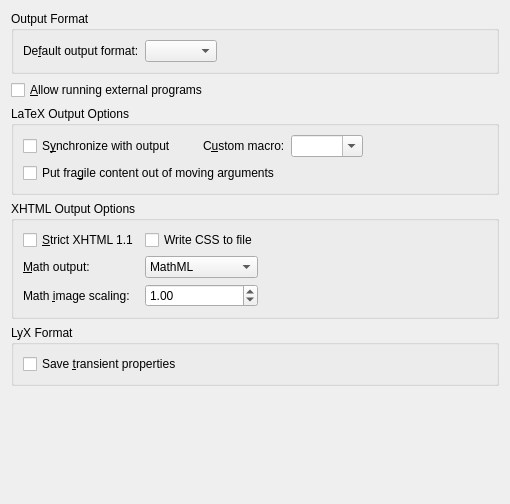
The window that src/frontends/qt/ui/OutputUi.ui (cburschka/lyx) describes before a commit, drawn with Qt 5.
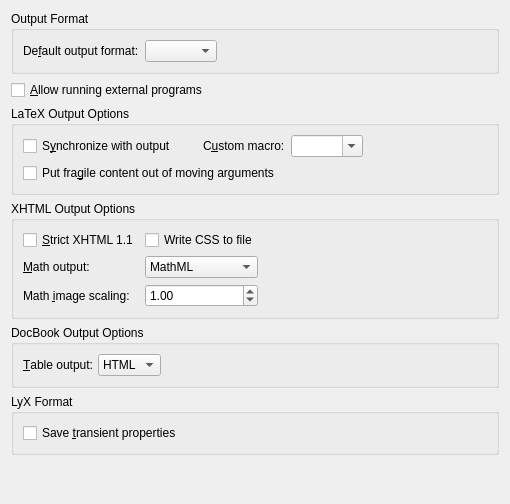
The same window after the commit.

Commit message: Add support for CALS tables in DocBook.

Patch:
```diff
--- a/src/frontends/qt/ui/OutputUi.ui
+++ b/src/frontends/qt/ui/OutputUi.ui
@@ -14,6 +14,95 @@
    <string>Form</string>
   </property>
   <layout class="QGridLayout" name="gridLayout_2">
+   <item row="4" column="0">
+    <widget class="QGroupBox" name="docbookGB">
+     <property name="title">
+      <string>DocBook Output Options</string>
+     </property>
+     <property name="flat">
+      <bool>true</bool>
+     </property>
+     <layout class="QGridLayout" name="outDBGridLayout">
+      <item row="0" column="0">
+       <widget class="QLabel" name="tableoutLA">
+        <property name="font">
+         <font>
+          <weight>50</weight>
+          <bold>false</bold>
+         </font>
+        </property>
+        <property name="text">
+         <string>&amp;Table output:</string>
+        </property>
+        <property name="buddy">
+         <cstring>tableoutCB</cstring>
+        </property>
+       </widget>
+      </item>
+      <item row="0" column="1">
+       <widget class="QComboBox" name="tableoutCB">
+        <property name="font">
+         <font>
+          <weight>50</weight>
+          <bold>false</bold>
+         </font>
+        </property>
+        <property name="toolTip">
+         <string>Format to use for math output.</string>
+        </property>
+        <item>
+         <property name="text">
+          <string>HTML</string>
+         </property>
+        </item>
+        <item>
+         <property name="text">
+          <string>CALS</string>
+         </property>
+        </item>
+       </widget>
+      </item>
+      <item row="0" column="2">
+       <spacer name="horizontalSpacer_5">
+        <property name="orientation">
+         <enum>Qt::Horizontal</enum>
+        </property>
+        <property name="sizeHint" stdset="0">
+         <size>
+          <width>40</width>
+          <height>20</height>
+         </size>
+        </property>
+       </spacer>
+      </item>
+     </layout>
+    </widget>
+   </item>
+   <item row="5" column="0">
+    <widget class="QGroupBox" name="savingGB">
+     <property name="title">
+      <string>LyX Format</string>
+     </property>
+     <property name="flat">
+      <bool>true</bool>
+     </property>
+     <property name="checkable">
+      <bool>false</bool>
+     </property>
+     <layout class="QGridLayout" name="gridLayout7">
+      <item row="0" column="0">
+       <widget class="QCheckBox" name="saveTransientPropertiesCB">
+        <property name="toolTip">
+         <string>Save all parameters in the LyX file, including ones that are frequently switched or that are specific to the user (such as the output of the tracked changes, or the document directory path). Disabling this option plays nicer in collaborative settings and with version control systems.</string>
+        </property>
+        <property name="text">
+         <string>Save &amp;transient properties</string>
+        </property>
+       </widget>
+      </item>
+     </layout>
+    </widget>
+   </item>
    <item row="0" column="0">
     <widget class="QGroupBox" name="outputFormatGB">
      <property name="title">
@@ -93,16 +182,6 @@
      </layout>
     </widget>
    </item>
-   <item row="1" column="0">
-    <widget class="QCheckBox" name="shellescapeCB">
-     <property name="toolTip">
-      <string>Runs the LaTeX backend with the -shell-escape option (Warning: use only when really necessary)</string>
-     </property>
-     <property name="text">
-      <string>&amp;Allow running external programs</string>
-     </property>
-    </widget>
-   </item>
    <item row="3" column="0">
     <widget class="QGroupBox" name="xhtmlGB">
      <property name="title">
@@ -164,7 +243,7 @@
          <string>&amp;Math output:</string>
         </property>
         <property name="buddy">
-         <cstring>mathoutCB</cstring>
+         <cstring>tableoutCB</cstring>
         </property>
        </widget>
       </item>
@@ -235,44 +314,16 @@
      </layout>
     </widget>
    </item>
-   <item row="4" column="0">
-    <widget class="QGroupBox" name="savingGB">
-     <property name="title">
-      <string>LyX Format</string>
+   <item row="1" column="0">
+    <widget class="QCheckBox" name="shellescapeCB">
+     <property name="toolTip">
+      <string>Runs the LaTeX backend with the -shell-escape option (Warning: use only when really necessary)</string>
      </property>
-     <property name="flat">
-      <bool>true</bool>
+     <property name="text">
+      <string>&amp;Allow running external programs</string>
      </property>
-     <property name="checkable">
-      <bool>false</bool>
-     </property>
-     <layout class="QGridLayout" name="gridLayout7">
-      <item row="0" column="0">
-       <widget class="QCheckBox" name="saveTransientPropertiesCB">
-        <property name="toolTip">
-         <string>Save all parameters in the LyX file, including ones that are frequently switched or that are specific to the user (such as the output of the tracked changes, or the document directory path). Disabling this option plays nicer in collaborative settings and with version control systems.</string>
-        </property>
-        <property name="text">
-         <string>Save &amp;transient properties</string>
-        </property>
-       </widget>
-      </item>
-     </layout>
     </widget>
    </item>
-   <item row="5" column="0">
-    <spacer name="verticalSpacer">
-     <property name="orientation">
-      <enum>Qt::Vertical</enum>
-     </property>
-     <property name="sizeHint" stdset="0">
-      <size>
-       <width>20</width>
-       <height>40</height>
-      </size>
-     </property>
-    </spacer>
-   </item>
    <item row="2" column="0">
     <widget class="QGroupBox" name="latexOutputGB">
      <property name="title">
@@ -359,6 +410,19 @@
      </layout>
     </widget>
    </item>
+   <item row="6" column="0">
+    <spacer name="verticalSpacer">
+     <property name="orientation">
+      <enum>Qt::Vertical</enum>
+     </property>
+     <property name="sizeHint" stdset="0">
+      <size>
+       <width>20</width>
+       <height>40</height>
+      </size>
+     </property>
+    </spacer>
+   </item>
   </layout>
  </widget>
  <includes>
```
The commit also changes 10 other files.
